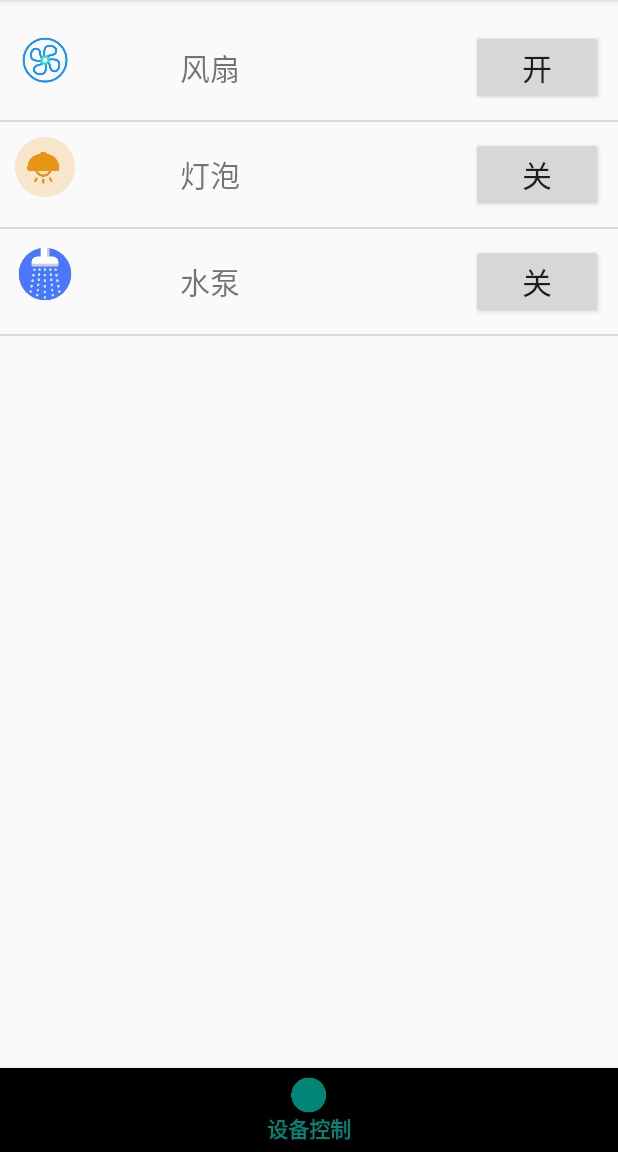
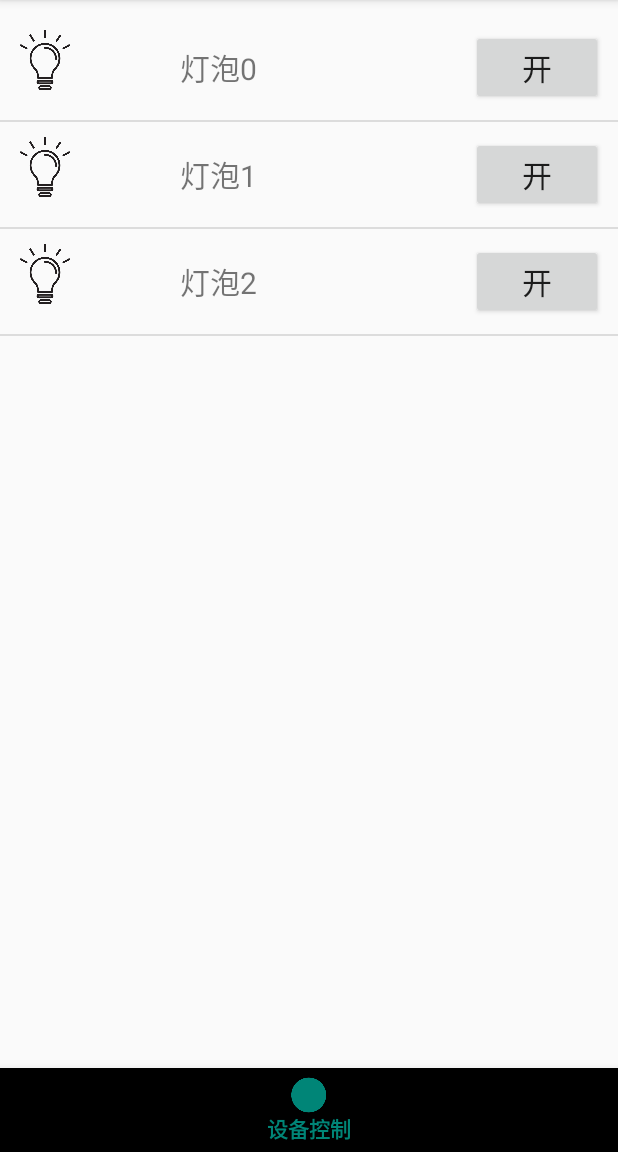
Before and after one commit to LeJac/Smart_Animal_Husbandry, an Android app: the HomeActivity screen opened directly, with no data from a screen before it, item 2 of the bottom bar chosen, on a phone screen of 412 x 824 dp, the part 84-1236 px from its top. Run offline under Robolectric (Android 15) with nearby library versions, the phone set to English and light mode, and no system bars.

Commit message:
现在可以获取到数据和控制灯泡

```diff
--- a/app/src/main/java/com/example/myapplication_1/DeviceControlActivity.java
+++ b/app/src/main/java/com/example/myapplication_1/DeviceControlActivity.java
@@ -2,6 +2,8 @@ package com.example.myapplication_1;
 
 import android.content.Intent;
 import android.os.Bundle;
+import android.os.Handler;
+import android.os.Message;
 import android.view.MenuItem;
 import android.widget.ListView;
 
@@ -10,20 +12,38 @@ import androidx.appcompat.app.AppCompatActivity;
 
 import com.example.myapplication_1.adapter.ActuatorAdapter;
 import com.example.myapplication_1.model.ActuatorModel;
+import com.example.myapplication_1.view.DeviceView;
+import com.example.myapplication_1.viewmodel.DeviceControlViewModel;
 import com.example.myapplication_1.viewmodel.HomeViewModel;
 import com.google.android.material.bottomnavigation.BottomNavigationView;
 
 import java.util.List;
 
-public class DeviceControlActivity extends AppCompatActivity {
+public class DeviceControlActivity extends DeviceView {
 
 
     private ListView lvDevices;
 
-    private List<ActuatorModel> devices;
+    private List<ActuatorModel> actuators;
+    private ActuatorAdapter actuatorAdapter;
 
-    private HomeViewModel homeViewModel;
+    private DeviceControlViewModel deviceControlViewModel;
     private BottomNavigationView bottomNavigationView;
+
+    public DeviceControlActivity() {
+        handler = new Handler(){
+            @Override
+            public void handleMessage(Message msg) {
+                super.handleMessage(msg);
+                //消息处理：当采集到传感器数据变化时，更新列表和网格的数据
+                if(msg.what == 200){
+                    actuatorAdapter.notifyDataSetChanged();
+                }
+            }
+        };
+    }
+
+
     @Override
     protected void onCreate(Bundle savedInstanceState) {
         super.onCreate(savedInstanceState);
@@ -40,14 +60,15 @@ public class DeviceControlActivity extends AppCompatActivity {
         //绑定ListView
         lvDevices = findViewById(R.id.list_divices_control);
         //设置ListView的数据适配器
-        lvDevices.setAdapter(new ActuatorAdapter(this, devices));
+        actuatorAdapter = new ActuatorAdapter(this, actuators);
+        lvDevices.setAdapter(actuatorAdapter);
 
     }
 
     private void initData(){
-        homeViewModel = new HomeViewModel();
-        homeViewModel.init();
-        devices = homeViewModel.getDevices();
+        deviceControlViewModel = new DeviceControlViewModel();
+        deviceControlViewModel.init(this);
+        actuators = deviceControlViewModel.getActuators();
     }
     private BottomNavigationView.OnNavigationItemSelectedListener navListener =
             new BottomNavigationView.OnNavigationItemSelectedListener() {
--- a/app/src/main/java/com/example/myapplication_1/HomeActivity.java
+++ b/app/src/main/java/com/example/myapplication_1/HomeActivity.java
@@ -53,6 +53,8 @@ package com.example.myapplication_1;
 
 import android.content.Intent;
 import android.os.Bundle;
+import android.os.Handler;
+import android.os.Message;
 import android.view.MenuItem;
 import android.widget.GridView;
 import android.widget.ListView;
@@ -64,20 +66,37 @@ import com.example.myapplication_1.adapter.ActuatorAdapter;
 import com.example.myapplication_1.adapter.SensorsAdapter;
 import com.example.myapplication_1.model.ActuatorModel;
 import com.example.myapplication_1.model.SensorModel;
+import com.example.myapplication_1.view.DeviceView;
 import com.example.myapplication_1.viewmodel.HomeViewModel;
 import com.google.android.material.bottomnavigation.BottomNavigationView;
 
 import java.util.List;
 
-public class HomeActivity extends AppCompatActivity {
+public class HomeActivity extends DeviceView {
 
-    private ListView lvDevices;
+    private ListView lvActuators;
     private GridView gvSensors;
 
-    private List<ActuatorModel> devices;
+    private List<ActuatorModel> actuators;
     private List<SensorModel> sensors;
+    private ActuatorAdapter actuatorAdapter;
+    private SensorsAdapter sensorsAdapter;
     private HomeViewModel homeViewModel;
     private BottomNavigationView bottomNavigationView;
+
+    public HomeActivity() {
+        handler = new Handler(){
+            @Override
+            public void handleMessage(Message msg) {
+                super.handleMessage(msg);
+                //消息处理：当采集到传感器数据变化时，更新列表和网格的数据
+                if(msg.what == 200){
+                    actuatorAdapter.notifyDataSetChanged();
+                    sensorsAdapter.notifyDataSetChanged();
+                }
+            }
+        };
+    }
 
     @Override
     protected void onCreate(Bundle savedInstanceState) {
@@ -91,19 +110,22 @@ public class HomeActivity extends AppCompatActivity {
 
         initData();
         //绑定ListView
-        lvDevices = findViewById(R.id.list_divices);
+        lvActuators = findViewById(R.id.list_divices);
         //绑定GridView
         gvSensors = findViewById(R.id.grid_sensors);
         //设置ListView的数据适配器
-        lvDevices.setAdapter(new ActuatorAdapter(this, devices));
+
+        actuatorAdapter = new ActuatorAdapter(this, actuators);
+        lvActuators.setAdapter(actuatorAdapter);
         //设置GridView的数据适配器
-        gvSensors.setAdapter(new SensorsAdapter(this,sensors));
+        sensorsAdapter = new SensorsAdapter(this, sensors);
+        gvSensors.setAdapter(sensorsAdapter);
     }
 
     private void initData(){
         homeViewModel = new HomeViewModel();
-        homeViewModel.init();
-        devices = homeViewModel.getDevices();
+        homeViewModel.init(this);
+        actuators = homeViewModel.getDevices();
         sensors = homeViewModel.getSensors();
     }
 
--- a/app/src/main/java/com/example/myapplication_1/adapter/ActuatorAdapter.java
+++ b/app/src/main/java/com/example/myapplication_1/adapter/ActuatorAdapter.java
@@ -73,13 +73,15 @@ public class ActuatorAdapter extends BaseAdapter {
             @Override
             public void onClick(View v) {
                 //发送开关指令
-                double state = device.getValue();
+                int state = device.getValue();
                 Log.d("getView","设置前：state："+state);
                 if(state==0){
                     //发送打开设备指令
+                    device.control(1);
                     state = 1;
                 }else{
                     //发送关闭设备指令
+                    device.control(0);
                     state = 0;
                 }
                 Log.d("getView","设置后：state："+state);
--- a/app/src/main/java/com/example/myapplication_1/model/ActuatorModel.java
+++ b/app/src/main/java/com/example/myapplication_1/model/ActuatorModel.java
@@ -1,11 +1,56 @@
 package com.example.myapplication_1.model;
 
-/**
- * 执行器模型
- */
+import android.util.Log;
+
+
+import com.example.myapplication_1.HomeActivity;
+import com.example.myapplication_1.api.ThingsBoardHelp;
+import com.example.myapplication_1.utils.OkHttpUtil;
+import com.example.myapplication_1.view.DeviceView;
+
+import org.jetbrains.annotations.NotNull;
+
+import java.io.IOException;
+
+import okhttp3.Call;
+import okhttp3.Callback;
+import okhttp3.Response;
+
 public class ActuatorModel extends DeviceModel{
 
-    public ActuatorModel(int iconID, String name, String deviceId, double value) {
-        super(iconID, name, deviceId, value);
+    public ActuatorModel(DeviceView context, int iconID, String name, int state, String deviceID) {
+        super(context, iconID, name, deviceID, String.valueOf(state));
     }
+
+    public void control(int open){
+        //发送请求，控制设备
+        //https://tb.nlecloud.com/api/plugins/rpc/oneway/db10c750-930a-11ee-bd26-a1c236e96f64
+        String url = ThingsBoardHelp.RPC_URL + getDeviceID();
+        Log.e("request_data","url:"+url);
+        //{""method"":""setValue"",""params"":0}
+        String json = "{\"method\":\"setValue\",\"params\":"+open+"}";
+        OkHttpUtil.post(url, json,new Callback() {
+            @Override
+            public void onFailure(@NotNull Call call, @NotNull IOException e) {
+                //请求结果失败处理
+                Log.e("request_data",e.getMessage());
+            }
+
+            @Override
+            public void onResponse(@NotNull Call call, @NotNull Response response) throws IOException {
+                //请求结果成功处理
+                String data = response.body().string();
+                Log.d("request_data","控制成功："+data);
+            }
+        });
+    }
+
+    public int getValue(){
+        return Integer.valueOf(value);
+    }
+
+    public void setValue(int state){
+        this.value = String.valueOf(state);
+    }
+
 }
--- a/app/src/main/java/com/example/myapplication_1/model/DeviceModel.java
+++ b/app/src/main/java/com/example/myapplication_1/model/DeviceModel.java
@@ -1,69 +1,100 @@
 package com.example.myapplication_1.model;
 
+import android.util.Log;
+
+import androidx.appcompat.app.AppCompatActivity;
+
+import com.example.myapplication_1.HomeActivity;
+import com.example.myapplication_1.api.ThingsBoardHelp;
+import com.example.myapplication_1.utils.OkHttpUtil;
+import com.example.myapplication_1.view.DeviceView;
+
+import org.jetbrains.annotations.NotNull;
+import org.json.JSONException;
+import org.json.JSONObject;
+
+import java.io.IOException;
 import java.util.Timer;
 import java.util.TimerTask;
 
+import okhttp3.Call;
+import okhttp3.Callback;
+import okhttp3.Response;
+
 public class DeviceModel {
-    private int iconID; //图标资源id
-    private String name; //名字
-    private String deviceId;//设备id
-    private double value; //设备状态：0为关，1为开
+    protected int iconID;
+    protected String name;
+    protected String deviceID;
+    protected String value;
+    private DeviceView context;//上下文环境
 
-
-    public DeviceModel(){
-    }
-
-    public DeviceModel(int iconID, String name, String deviceId, double value) {
+    public DeviceModel(DeviceView context, int iconID, String name, String deviceID, String value) {
         this.iconID = iconID;
         this.name = name;
-        this.deviceId = deviceId;
+        this.deviceID = deviceID;
         this.value = value;
+        this.context = context;
     }
 
 
-
-    public void collection(){
-        //启动一个定时器，每间隔一段事件采集一次数据
+    public void startCollection(){
+        //启动采集数据定时器
         Timer timer = new Timer();
         timer.schedule(new TimerTask() {
             @Override
             public void run() {
-                //发送请求，获取传感器数据
+                collect();
             }
-        },100,3000);
+        }, 100, 3000);
+    }
+
+    private void collect(){
+        //获取设备数据
+        String url = ThingsBoardHelp.DEVICE_VALUE_URL_BASE + deviceID + "/values/timeseries?useStrictDataTypes=true";
+        OkHttpUtil.get(url, new Callback() {
+            @Override
+            public void onFailure(@NotNull Call call, @NotNull IOException e) {
+                Log.e("request_data", e.getMessage());
+            }
+
+            @Override
+            public void onResponse(@NotNull Call call, @NotNull Response response) throws IOException {
+                String bodyStr = response.body().string();
+                Log.d("request_data", bodyStr);
+                try {
+                    JSONObject body = new JSONObject(bodyStr);
+                    value = body.getJSONArray("value").getJSONObject(0).getString("value");
+                    Log.d("value:",value);
+                    context.handler.sendEmptyMessage(200);
+
+                } catch (JSONException e) {
+                    e.printStackTrace();
+                }
+            }
+        });
+    }
+
+    public void setIconID(int iconID) {
+        this.iconID = iconID;
+    }
+
+    public void setName(String name) {
+        this.name = name;
+    }
+
+    public void setDeviceID(String deviceID) {
+        this.deviceID = deviceID;
+    }
+
+    public int getIconID() {
+        return iconID;
     }
 
     public String getName() {
         return name;
     }
 
-
-
-    public int getIconID() {
-        return iconID;
-    }
-
-    public void setName(String name) {
-        this.name = name;
-    }
-
-    public void setIconID(int iconID) {
-        this.iconID = iconID;
-    }
-
-    public String getDeviceId() {
-        return deviceId;
-    }
-
-    public void setDeviceId(String deviceId) {
-        this.deviceId = deviceId;
-    }
-
-    public double getValue() {
-        return value;
-    }
-
-    public void setValue(double value) {
-        this.value = value;
+    public String getDeviceID() {
+        return deviceID;
     }
 }
--- a/app/src/main/java/com/example/myapplication_1/model/SensorModel.java
+++ b/app/src/main/java/com/example/myapplication_1/model/SensorModel.java
@@ -1,22 +1,33 @@
 package com.example.myapplication_1.model;
 
 
+import com.example.myapplication_1.HomeActivity;
+import com.example.myapplication_1.view.DeviceView;
+
 public class SensorModel extends DeviceModel {
     private String unit;//传感器单位
-    public SensorModel(int iconID, String name, String deviceId, double value, String unit) {
-        super(iconID, name, deviceId,value);
+
+    public SensorModel(DeviceView context, int iconID, String name, double value, String unit, String deviceID) {
+        super(context, iconID, name, deviceID, String.valueOf(value));
         this.unit = unit;
     }
 
-    public String getUnit() {
-        return unit;
-    }
 
     public void setUnit(String unit) {
         this.unit = unit;
     }
 
 
+    public String getUnit() {
+        return unit;
+    }
 
+    public void setValue(double value) {
+        this.value = String.valueOf(value);
+    }
+
+    public double getValue() {
+        return Double.valueOf(this.value);
+    }
 
 }
--- /dev/null
+++ b/app/src/main/java/com/example/myapplication_1/view/DeviceView.java
@@ -0,0 +1,9 @@
+package com.example.myapplication_1.view;
+
+import android.os.Handler;
+
+import androidx.appcompat.app.AppCompatActivity;
+
+public class DeviceView extends AppCompatActivity {
+    public Handler handler;
+}
--- /dev/null
+++ b/app/src/main/java/com/example/myapplication_1/viewmodel/DeviceControlViewModel.java
@@ -0,0 +1,40 @@
+package com.example.myapplication_1.viewmodel;
+
+import com.example.myapplication_1.DeviceControlActivity;
+import com.example.myapplication_1.HomeActivity;
+import com.example.myapplication_1.R;
+import com.example.myapplication_1.api.ThingsBoardHelp;
+import com.example.myapplication_1.model.ActuatorModel;
+import com.example.myapplication_1.model.SensorModel;
+
+import java.util.ArrayList;
+import java.util.List;
+
+public class DeviceControlViewModel {
+//    private List<SensorModel> sensors;
+    private List<ActuatorModel> actuators;
+
+    public void init(DeviceControlActivity context){
+        actuators = new ArrayList<>();
+        actuators.add(new ActuatorModel(context, R.drawable.lightbulb, ThingsBoardHelp.LED0_DEVICE_NAME, 0, ThingsBoardHelp.LED0_DEVICE_ID));
+        actuators.add(new ActuatorModel(context, R.drawable.lightbulb, ThingsBoardHelp.LED1_DEVICE_NAME, 0, ThingsBoardHelp.LED1_DEVICE_ID));
+        actuators.add(new ActuatorModel(context, R.drawable.lightbulb, ThingsBoardHelp.LED2_DEVICE_NAME, 0, ThingsBoardHelp.LED2_DEVICE_ID));
+//
+//        sensors = new ArrayList<>();
+//        sensors.add(new SensorModel(context, R.drawable.lightbulb, ThingsBoardHelp.TEMP_DEVICE_NAME,0, "℃", ThingsBoardHelp.TEMP_DEVICE_ID));
+//        sensors.add(new SensorModel(context, R.drawable.humidity, ThingsBoardHelp.HUMI_DEVICE_NAME,0, "%RH", ThingsBoardHelp.HUMI_DEVICE_ID));
+//        sensors.add(new SensorModel(context, R.drawable.user, ThingsBoardHelp.BODY_DEVICE_NAME,0, "", ThingsBoardHelp.BODY_DEVICE_ID));
+//        sensors.add(new SensorModel(context, R.drawable.barometer, ThingsBoardHelp.PA_DEVICE_NAME,0, "Pa", ThingsBoardHelp.PA_DEVICE_ID));
+//        sensors.add(new SensorModel(context, R.drawable.dust, ThingsBoardHelp.PM25_DEVICE_NAME,0, "ppm", ThingsBoardHelp.PM25_DEVICE_ID));
+//        sensors.add(new SensorModel(context, R.drawable.tvoc, ThingsBoardHelp.TVOC_DEVICE_NAME,0, "ppm", ThingsBoardHelp.TVOC_DEVICE_ID));
+
+    }
+
+    public List<ActuatorModel> getActuators() {
+        return actuators;
+    }
+
+//    public List<SensorModel> getSensors() {
+//        return sensors;
+//    }
+}
--- a/app/src/main/java/com/example/myapplication_1/viewmodel/HomeViewModel.java
+++ b/app/src/main/java/com/example/myapplication_1/viewmodel/HomeViewModel.java
@@ -1,6 +1,8 @@
 package com.example.myapplication_1.viewmodel;
 
+import com.example.myapplication_1.HomeActivity;
 import com.example.myapplication_1.R;
+import com.example.myapplication_1.api.ThingsBoardHelp;
 import com.example.myapplication_1.model.ActuatorModel;
 import com.example.myapplication_1.model.SensorModel;
 
@@ -10,25 +12,32 @@ import java.util.List;
 public class HomeViewModel {
 
     private List<SensorModel> sensors;
-    private List<ActuatorModel> devices;
+    private List<ActuatorModel> actuators;
 
-    public void init(){
-        devices = new ArrayList<>();
-        devices.add(new ActuatorModel(R.drawable.fan,"风扇","1",0));
-        devices.add(new ActuatorModel(R.drawable.light,"灯泡","1",1));
-        devices.add(new ActuatorModel(R.drawable.water,"水泵","1",1));
+    public void init(HomeActivity context){
+        actuators = new ArrayList<>();
+        actuators.add(new ActuatorModel(context, R.drawable.lightbulb, ThingsBoardHelp.LED0_DEVICE_NAME, 0, ThingsBoardHelp.LED0_DEVICE_ID));
+        actuators.add(new ActuatorModel(context, R.drawable.lightbulb, ThingsBoardHelp.LED1_DEVICE_NAME, 0, ThingsBoardHelp.LED1_DEVICE_ID));
+        actuators.add(new ActuatorModel(context, R.drawable.lightbulb, ThingsBoardHelp.LED2_DEVICE_NAME, 0, ThingsBoardHelp.LED2_DEVICE_ID));
 
         sensors = new ArrayList<>();
-        sensors.add(new SensorModel(R.mipmap.ic_launcher,"温度","1",25,"℃"));
-        sensors.add(new SensorModel(R.mipmap.ic_launcher,"湿度","1",79,"%RH"));
-        sensors.add(new SensorModel(R.mipmap.ic_launcher,"二氧化碳浓度","1",2000,"ppm"));
-        sensors.add(new SensorModel(R.mipmap.ic_launcher,"土壤水分","1",80,"%RH"));
-        sensors.add(new SensorModel(R.mipmap.ic_launcher,"光照强度","1",3000,"lux"));
-        sensors.add(new SensorModel(R.mipmap.ic_launcher,"大气压力","1",500,"pa"));
+        sensors.add(new SensorModel(context, R.drawable.lightbulb, ThingsBoardHelp.TEMP_DEVICE_NAME,0, "℃", ThingsBoardHelp.TEMP_DEVICE_ID));
+        sensors.add(new SensorModel(context, R.drawable.humidity, ThingsBoardHelp.HUMI_DEVICE_NAME,0, "%RH", ThingsBoardHelp.HUMI_DEVICE_ID));
+        sensors.add(new SensorModel(context, R.drawable.user, ThingsBoardHelp.BODY_DEVICE_NAME,0, "", ThingsBoardHelp.BODY_DEVICE_ID));
+        sensors.add(new SensorModel(context, R.drawable.barometer, ThingsBoardHelp.PA_DEVICE_NAME,0, "Pa", ThingsBoardHelp.PA_DEVICE_ID));
+        sensors.add(new SensorModel(context, R.drawable.dust, ThingsBoardHelp.PM25_DEVICE_NAME,0, "ppm", ThingsBoardHelp.PM25_DEVICE_ID));
+        sensors.add(new SensorModel(context, R.drawable.tvoc, ThingsBoardHelp.TVOC_DEVICE_NAME,0, "ppm", ThingsBoardHelp.TVOC_DEVICE_ID));
+
+        for(SensorModel sensor: sensors){
+            sensor.startCollection();
+        }
+        for(ActuatorModel act: actuators){
+            act.startCollection();
+        }
     }
 
     public List<ActuatorModel> getDevices() {
-        return devices;
+        return actuators;
     }
 
     public List<SensorModel> getSensors() {
```
Also changed, not shown: app/src/main/java/com/example/myapplication_1/api/ThingsBoardHelp.java (added, +43 -0 lines), app/src/main/res/drawable/atomizer.png (added), app/src/main/res/drawable/barometer.png (added), app/src/main/res/drawable/dust.png (added), app/src/main/res/drawable/fan.png, app/src/main/res/drawable/humidity.png, app/src/main/res/drawable/lightbulb.png (added), app/src/main/res/drawable/pump.png (added), app/src/main/res/drawable/temp.png (added), app/src/main/res/drawable/tvoc.png (added), app/src/main/res/drawable/user.png (added).
